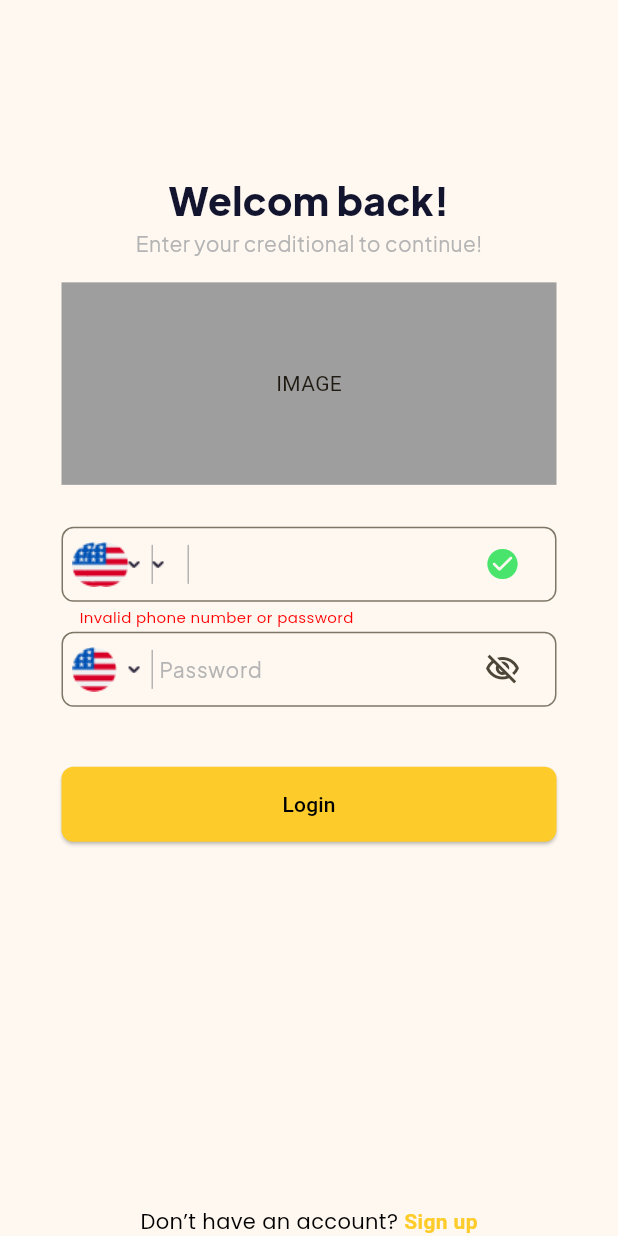
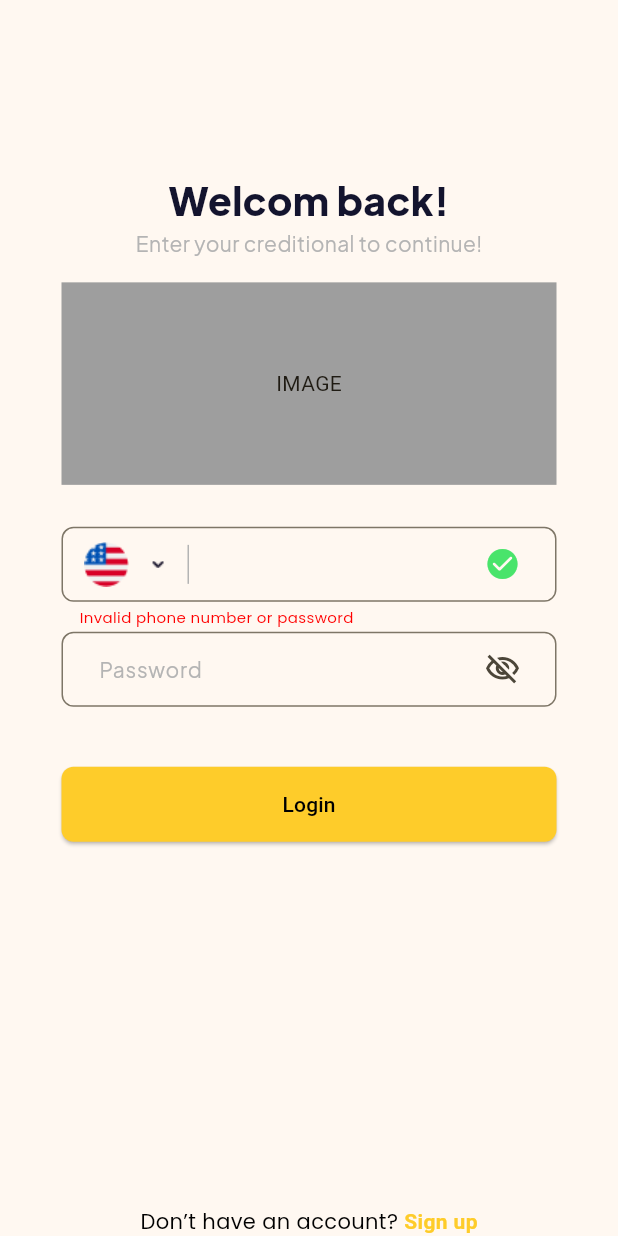
Before and after one commit to quiest2000/ride-book-app, a Flutter app: the screen it shows after launch, on a phone screen of 412 x 824 dp. Run offline on Flutter 3.47's test engine with Material 3 defaults, Android fonts, the phone set to English and light mode, and no system bars; our stand-ins replace flutter_svg, lottie.

Commit message:
WIP - refactor layout

```diff
--- a/lib/input_field.dart
+++ b/lib/input_field.dart
@@ -3,20 +3,22 @@ import 'package:flutter/material.dart';
 class InputField extends StatelessWidget {
   const InputField({
     super.key,
-    required this.icon,
     required this.isShowPassword,
     required this.labelText,
-    this.leftContentPadding = 21,
     this.autofocus = false,
+    this.contentPadding = const EdgeInsets.only(left: 21),
+    this.prefixIcon,
+    this.suffixIcon,
     this.onIconPressed,
   });
 
-  final Icon icon;
   final bool isShowPassword;
   final String labelText;
   final bool autofocus;
-  final double leftContentPadding;
+  final EdgeInsets contentPadding;
   final VoidCallback? onIconPressed;
+  final Widget? prefixIcon;
+  final Icon? suffixIcon;
 
   @override
   Widget build(BuildContext context) {
@@ -24,27 +26,8 @@ class InputField extends StatelessWidget {
       autocorrect: autofocus,
       obscureText: isShowPassword,
       decoration: InputDecoration(
-        prefixIcon: SizedBox(
-          child: Row(
-            mainAxisSize: MainAxisSize.min,
-            children: [
-              const SizedBox(width: 7),
-              Image.asset('assets/united-states.png', width: 30, height: 30),
-              const SizedBox(width: 7),
-              Image.asset(
-                'assets/arrow-down.png',
-              ),
-              const SizedBox(width: 7),
-              const VerticalDivider(
-                color: Color(0xffb4b4b4),
-                width: 1,
-                indent: 12,
-                endIndent: 12,
-              ),
-            ],
-          ),
-        ),
-        contentPadding: EdgeInsets.only(left: leftContentPadding),
+        prefixIcon: prefixIcon,
+        contentPadding: contentPadding,
         border: const OutlineInputBorder(
           borderSide: BorderSide(
             color: Color(0xffb4b4b4),
@@ -65,13 +48,15 @@ class InputField extends StatelessWidget {
           fontSize: 14,
           color: Color(0xffb4b4b4),
         ),
-        suffixIcon: Padding(
-          padding: const EdgeInsets.only(right: 12, top: 5, bottom: 5),
-          child: IconButton(
-            icon: icon,
-            onPressed: onIconPressed,
-          ),
-        ),
+        suffixIcon: suffixIcon == null
+            ? null
+            : Padding(
+                padding: const EdgeInsets.only(right: 12, top: 5, bottom: 5),
+                child: IconButton(
+                  icon: suffixIcon!,
+                  onPressed: onIconPressed,
+                ),
+              ),
       ),
     );
   }
--- a/lib/password_section.dart
+++ b/lib/password_section.dart
@@ -19,7 +19,7 @@ class _PasswordSectionState extends State<PasswordSection> {
       width: 330,
       height: 50,
       child: InputField(
-        icon: Icon(iconData),
+        suffixIcon: Icon(iconData),
         isShowPassword: isShowPassword,
         labelText: 'Password',
         onIconPressed: () {
--- a/lib/phone_section.dart
+++ b/lib/phone_section.dart
@@ -18,70 +18,18 @@ class PhoneSection extends StatelessWidget {
               width: 330,
               height: 50,
               child: InputField(
-                icon: Icon(
+                prefixIcon: CountrySection(),
+                suffixIcon: Icon(
                   Icons.check_circle_rounded,
                   color: Color(0xff49E46B),
                 ),
                 isShowPassword: false,
                 labelText: '',
-                leftContentPadding: 95,
+                contentPadding: EdgeInsets.only(left: 95),
               ),
             ),
-            CountrySection(),
           ],
         ),
-
-        // Container(
-        //   width: 330,
-        //   height: 50,
-        //   decoration: BoxDecoration(
-        //     borderRadius: BorderRadius.circular(8),
-        //     border: Border.all(
-        //       color: const Color(0xffb4b4b4),
-        //     ),
-        //   ),
-        //   child: Padding(
-        //     padding: const EdgeInsets.only(left: 21, right: 21),
-        //     child: Row(
-        //       mainAxisAlignment: MainAxisAlignment.start,
-        //       children: [
-        //         Image.asset('assets/united-states.png', width: 30, height: 30),
-        //         const SizedBox(width: spaceSize),
-        //         Image.asset(
-        //           'assets/arrow-down.png',
-        //         ),
-        //         const SizedBox(width: spaceSize),
-        //         const VerticalDivider(
-        //           color: Color(0xffb4b4b4),
-        //           width: 2,
-        //           indent: 12,
-        //           endIndent: 12,
-        //         ),
-        //         const SizedBox(width: spaceSize),
-        //         Expanded(
-        //           child: TextField(
-        //             autofocus: true,
-        //             controller: TextEditingController(),
-        //             decoration: const InputDecoration(
-        //               hintText: 'Phone number',
-        //               border: InputBorder.none,
-        //             ),
-        //             style: const TextStyle(
-        //               fontFamily: 'PlusJakartaSans',
-        //               fontSize: 18,
-        //               fontWeight: FontWeight.w700, // 700 extra bold
-        //               color: Color(0xff13142e),
-        //             ),
-        //           ),
-        //         ),
-        //         const Icon(
-        //           Icons.check_circle_rounded,
-        //           color: Color(0xff49E46B),
-        //         ),
-        //       ],
-        //     ),
-        //   ),
-        // ),
         Padding(
           padding: EdgeInsets.only(left: 12),
           child: SizedBox(
```
